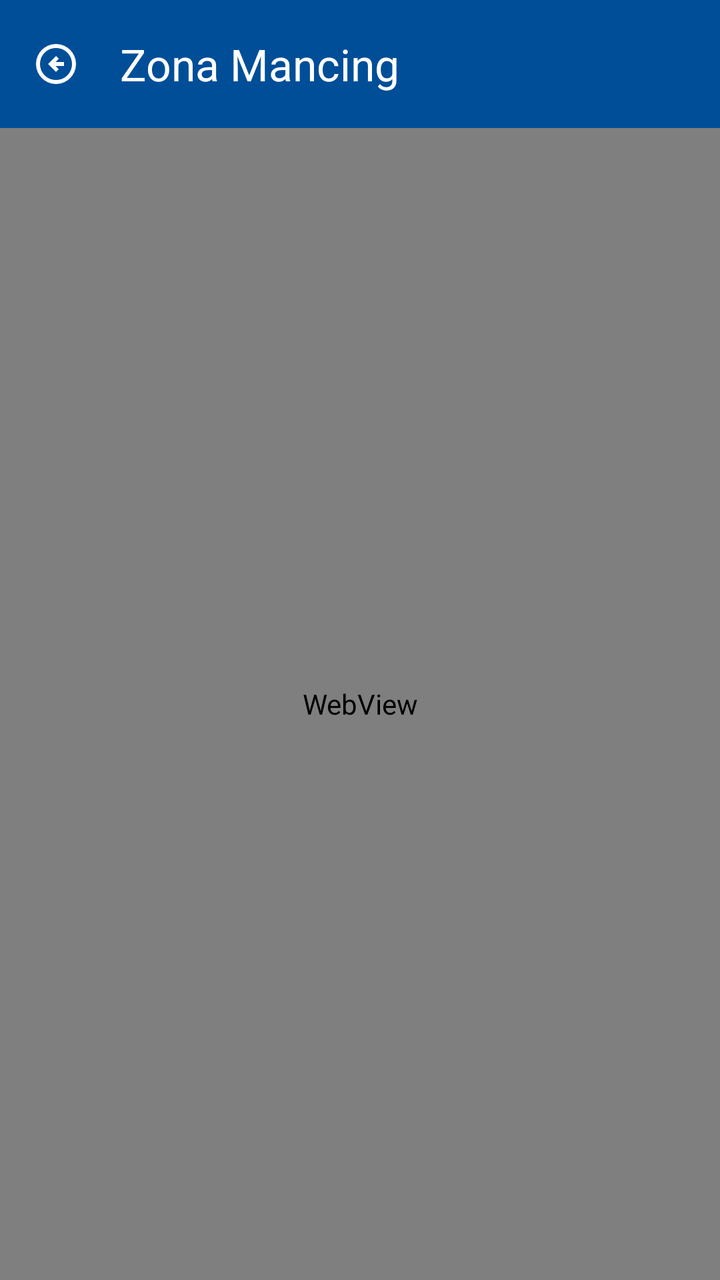
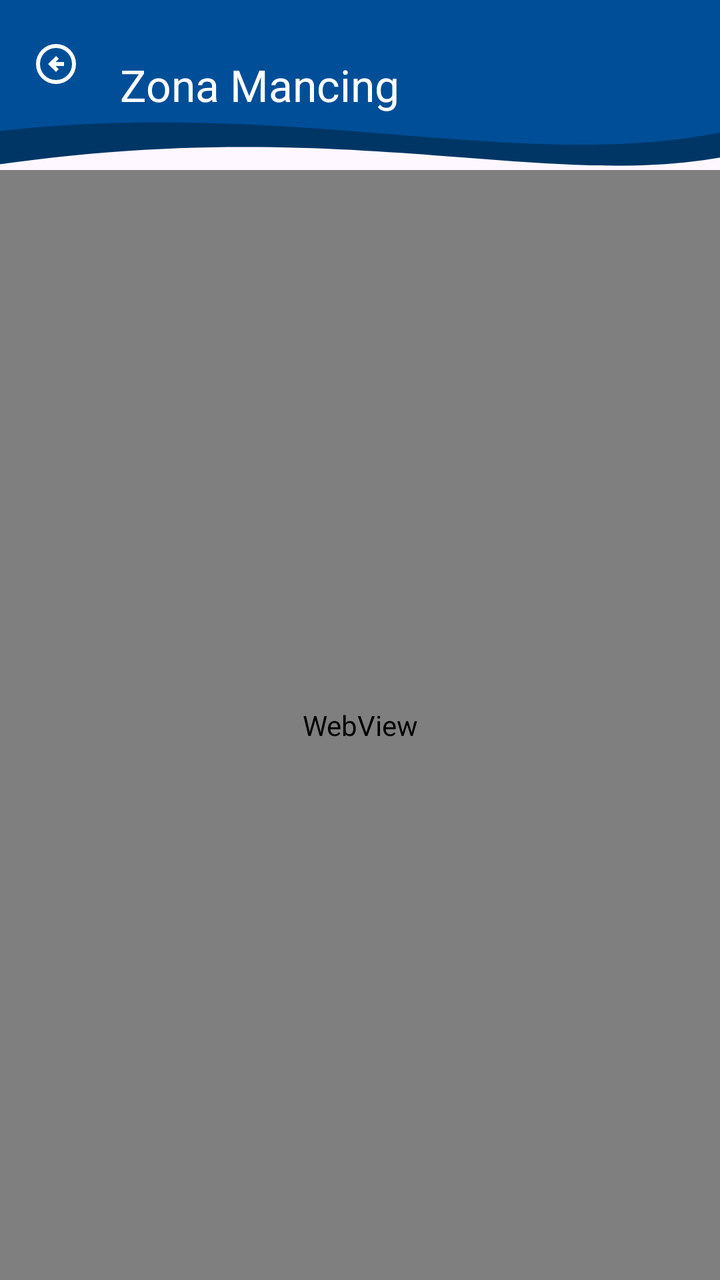

Before-and-after screenshots of an Android layout around one commit, followed by the original layout XML and the change that was made.
<!-- AndroidManifest.xml: application theme Theme.Projek_Raymond -->
<!-- res/layout/activity_web_view.xml -->
<?xml version="1.0" encoding="utf-8"?>
<androidx.constraintlayout.widget.ConstraintLayout xmlns:android="http://schemas.android.com/apk/res/android"
    xmlns:app="http://schemas.android.com/apk/res-auto"
    xmlns:tools="http://schemas.android.com/tools"
    android:id="@+id/main"
    android:layout_width="match_parent"
    android:layout_height="match_parent"
    tools:context=".Pengaturan.WebViewActivity">

    <androidx.appcompat.widget.Toolbar
        android:id="@+id/toolbar"
        android:layout_width="0dp"
        android:layout_height="?attr/actionBarSize"
        android:background="@color/dark_blue3"
        app:navigationIcon="@drawable/ic_arrow_back"
        app:title="Zona Mancing"
        app:titleTextColor="@color/white"
        app:layout_constraintEnd_toEndOf="parent"
        app:layout_constraintStart_toStartOf="parent"
        app:layout_constraintTop_toTopOf="parent" />

    <WebView
        android:id="@+id/webView"
        android:layout_width="0dp"
        android:layout_height="0dp"
        app:layout_constraintBottom_toBottomOf="parent"
        app:layout_constraintEnd_toEndOf="parent"
        app:layout_constraintStart_toStartOf="parent"
        app:layout_constraintTop_toBottomOf="@+id/toolbar" />

</androidx.constraintlayout.widget.ConstraintLayout>
<!-- resources referenced by this layout -->
<resources>
  <color name="dark_blue3">#004E98</color>
  <color name="white">#FFFFFFFF</color>
  <!-- drawable ic_arrow_back (drawable) -->
  <vector xmlns:android="http://schemas.android.com/apk/res/android" android:autoMirrored="true" android:height="24dp" android:tint="#FFFFFF" android:viewportHeight="960" android:viewportWidth="960" android:width="24dp">
        
      <path android:fillColor="@android:color/white" android:pathData="M480,640L536,584L472,520L640,520L640,440L472,440L536,376L480,320L320,480L480,640ZM480,880Q397,880 324,848.5Q251,817 197,763Q143,709 111.5,636Q80,563 80,480Q80,397 111.5,324Q143,251 197,197Q251,143 324,111.5Q397,80 480,80Q563,80 636,111.5Q709,143 763,197Q817,251 848.5,324Q880,397 880,480Q880,563 848.5,636Q817,709 763,763Q709,817 636,848.5Q563,880 480,880ZM480,800Q614,800 707,707Q800,614 800,480Q800,346 707,253Q614,160 480,160Q346,160 253,253Q160,346 160,480Q160,614 253,707Q346,800 480,800ZM480,480Q480,480 480,480Q480,480 480,480Q480,480 480,480Q480,480 480,480Q480,480 480,480Q480,480 480,480Q480,480 480,480Q480,480 480,480Z"/>
      
  </vector>
  <style name="Theme.Projek_Raymond" parent="Base.Theme.Projek_Raymond" />
  <style name="Base.Theme.Projek_Raymond" parent="Theme.Material3.DayNight.NoActionBar">
          
          
      </style>
</resources>

<!-- the commit's change to res/layout/activity_web_view.xml (unified diff, before → after) -->
@@ -7,18 +7,25 @@
     android:layout_height="match_parent"
     tools:context=".Pengaturan.WebViewActivity">
 
+    <View
+        android:id="@+id/background_header"
+        android:layout_width="409dp"
+        android:layout_height="103dp"
+        android:background="@drawable/bg_header_wave"
+        app:layout_constraintEnd_toEndOf="parent"
+        app:layout_constraintStart_toStartOf="parent"
+        app:layout_constraintTop_toTopOf="parent" />
     <androidx.appcompat.widget.Toolbar
         android:id="@+id/toolbar"
         android:layout_width="0dp"
-        android:layout_height="?attr/actionBarSize"
-        android:background="@color/dark_blue3"
+        android:layout_height="85dp"
         app:navigationIcon="@drawable/ic_arrow_back"
+        app:navigationIconTint="@color/white"
         app:title="Zona Mancing"
         app:titleTextColor="@color/white"
         app:layout_constraintEnd_toEndOf="parent"
         app:layout_constraintStart_toStartOf="parent"
         app:layout_constraintTop_toTopOf="parent" />
-
     <WebView
         android:id="@+id/webView"
         android:layout_width="0dp"
<!-- resource entries referenced after the edit -->
@@ -1,7 +1,20 @@
 <!-- resources referenced by this layout -->
 <resources>
-  <color name="dark_blue3">#004E98</color>
   <color name="white">#FFFFFFFF</color>
+  <!-- drawable bg_header_wave (drawable) -->
+  <?xml version="1.0" encoding="utf-8"?>
+  <vector xmlns:android="http://schemas.android.com/apk/res/android"
+      android:width="360dp"
+      android:height="120dp"
+      android:viewportWidth="360"
+      android:viewportHeight="120">
+      <path
+          android:fillColor="#003666"
+          android:pathData="M0,0 L360,0 L360,85 C270,120 180,60 0,100 Z" />
+      <path
+          android:fillColor="#004E98"
+          android:pathData="M0,0 L360,0 L360,70 C260,110 150,50 0,80 Z" />
+  </vector>
   <!-- drawable ic_arrow_back (drawable) -->
   <vector xmlns:android="http://schemas.android.com/apk/res/android" android:autoMirrored="true" android:height="24dp" android:tint="#FFFFFF" android:viewportHeight="960" android:viewportWidth="960" android:width="24dp">
         
